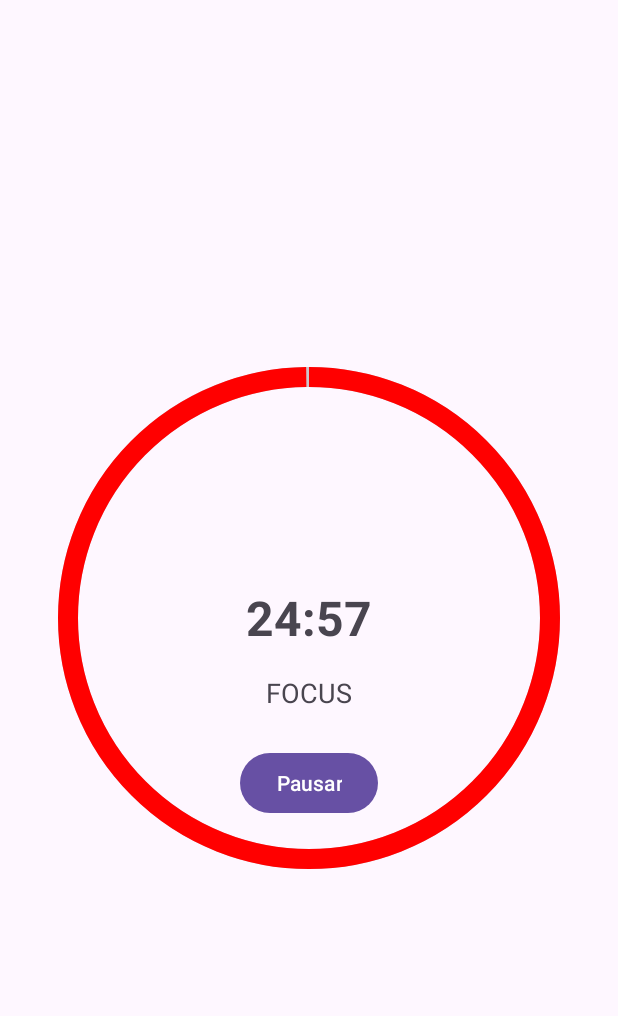
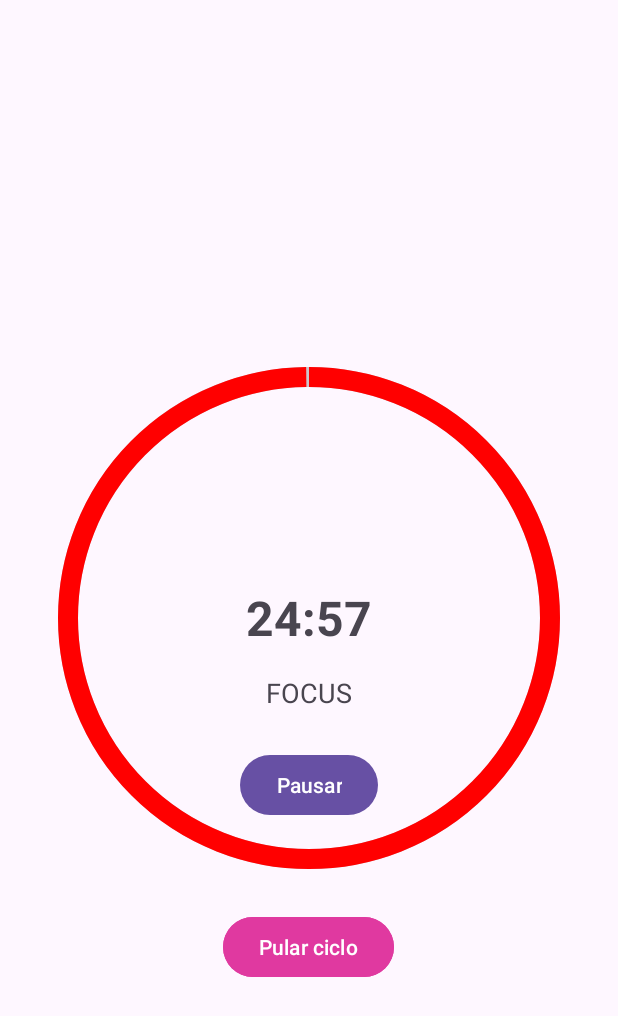
Before and after one commit to rianbene/pomodoro-timer, an Android app: the TimerActivity screen opened directly, with no data from a screen before it, on a phone screen of 412 x 824 dp. Shown: the top 1016 px of the screen. Run offline under Robolectric (Android 15) with nearby library versions, the phone set to English and light mode, and no system bars.

Commit message:
Criação de um novo método e listener (#5)
Alteração na classe TimerActivity e na activity.xml, focada na criação do botão e sua funcionalidade

```diff
--- a/app/src/main/java/com/rbene/pomodoro/TimerActivity.java
+++ b/app/src/main/java/com/rbene/pomodoro/TimerActivity.java
@@ -11,6 +11,7 @@ public class TimerActivity extends AppCompatActivity {
     private CircularTimerView circularView;
     private TextView txtTime, txtStatus;
     private Button btnPlayPause;
+    private Button btnSkipCycle;
 
     private PomodoroManager manager;
     private CountDownTimer timer;
@@ -27,6 +28,7 @@ public class TimerActivity extends AppCompatActivity {
         txtTime = findViewById(R.id.txtTime);
         txtStatus = findViewById(R.id.txtStatus);
         btnPlayPause = findViewById(R.id.btnPlayPause);
+        btnSkipCycle = findViewById(R.id.btnSkipCycle);
         //Valores padrão do pomodoro
         int focus = getIntent().getIntExtra("focus", 25);
         int shortBreak = getIntent().getIntExtra("shortBreak", 5);
@@ -39,6 +41,10 @@ public class TimerActivity extends AppCompatActivity {
         btnPlayPause.setOnClickListener(v -> {
             if (isRunning) pauseTimer();
             else resumeTimer();
+        });
+
+        btnSkipCycle.setOnClickListener(v -> {
+            skipCycle();
         });
     }
 
@@ -70,6 +76,15 @@ public class TimerActivity extends AppCompatActivity {
         btnPlayPause.setText(R.string.continuar);
     }
 
+    //Metodo pular ciclo.
+    private void skipCycle(){
+        if(isRunning) {
+            timer.cancel();
+            manager.nextState();
+            startCycle();
+        }
+    }
+
     private void resumeTimer() {
         startTimer();
     }
--- a/app/src/main/res/layout/activity_timer.xml
+++ b/app/src/main/res/layout/activity_timer.xml
@@ -36,7 +36,17 @@
         android:layout_height="wrap_content"
         android:layout_below="@id/txtStatus"
         android:layout_centerHorizontal="true"
-        android:layout_marginTop="24dp"
+        android:layout_marginTop="25dp"
         android:text="Pausar" />
 
+    <Button
+        android:id="@+id/btnSkipCycle"
+        android:layout_width="wrap_content"
+        android:layout_height="wrap_content"
+        android:layout_below="@+id/btnPlayPause"
+        android:layout_centerHorizontal="true"
+        android:layout_marginTop="60dp"
+        android:backgroundTint="#E039A0"
+        android:text="Pular ciclo" />
+
 </RelativeLayout>
```
